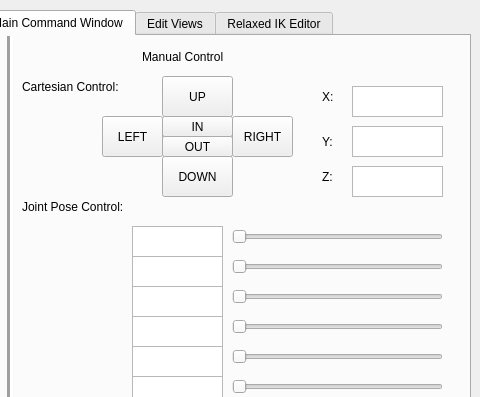
This is src/autoCam_pkg/ui/main_window.ui in raghavnagpal/autoCam_ROS-Qt as Qt 5 draws it before an edit; both pictures show x 670 to 1150 and y 0 to 397 of the 1150 by 780 pixel window. The edited form follows.
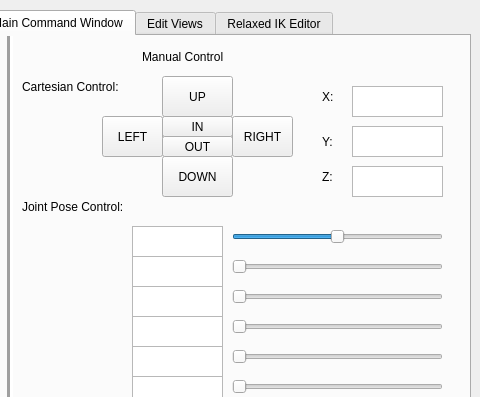
This is the edited form. The open tabs and pages were chosen to show the change.

Commit message: added control metho publisher, verified messages are sent. Note that you must interact with the combo box to get it to publish a control method

Patch:
```diff
--- a/src/autoCam_pkg/ui/main_window.ui
+++ b/src/autoCam_pkg/ui/main_window.ui
@@ -185,6 +185,12 @@
         <height>22</height>
        </rect>
       </property>
+      <property name="minimum">
+       <number>-180</number>
+      </property>
+      <property name="maximum">
+       <number>180</number>
+      </property>
       <property name="orientation">
        <enum>Qt::Horizontal</enum>
       </property>
```
Left out of the diff: 2 changed lines with no effect on the pictures. The commit also changes 6 other files.
